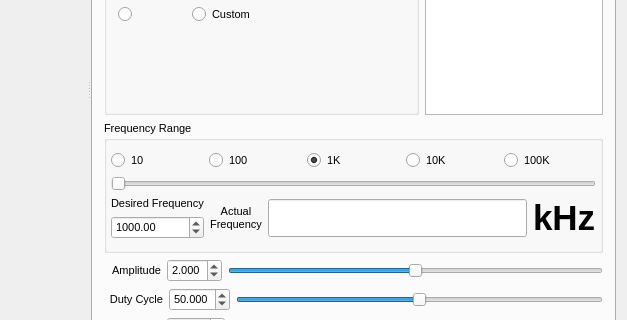
Qt form xprotolabinterface.ui (ganzziani/xscopes-qt) before a commit; both pictures show x 381 to 1008 and y 336 to 656 of the 1008 by 850 pixel window.
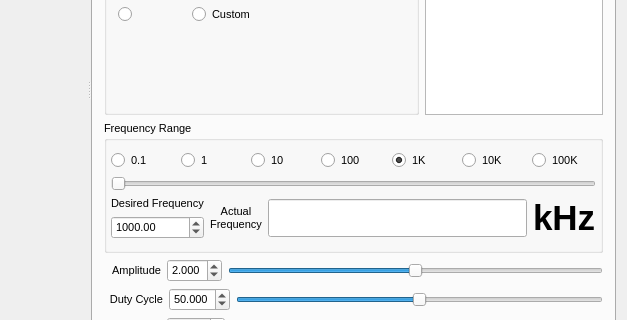
The same form after that commit. The open tabs and pages were chosen to show the change. Icons and pictures are not drawn. Custom widgets are drawn as their Qt base class.

The edit to the form file:
```diff
--- a/xprotolabinterface.ui
+++ b/xprotolabinterface.ui
@@ -3213,6 +3213,20 @@
             </property>
             <item>
              <layout class="QHBoxLayout" name="horizontalLayout_45">
+              <item>
+               <widget class="QRadioButton" name="radioButton0_1">
+                <property name="text">
+                 <string>0.1</string>
+                </property>
+               </widget>
+              </item>
+              <item>
+               <widget class="QRadioButton" name="radioButton1">
+                <property name="text">
+                 <string>1</string>
+                </property>
+               </widget>
+              </item>
               <item>
                <widget class="QRadioButton" name="radioButton10">
                 <property name="text">
```
Left out of the diff: 13 changed lines with no effect on the pictures. Lines whose indentation alone changed are shown as unchanged.
